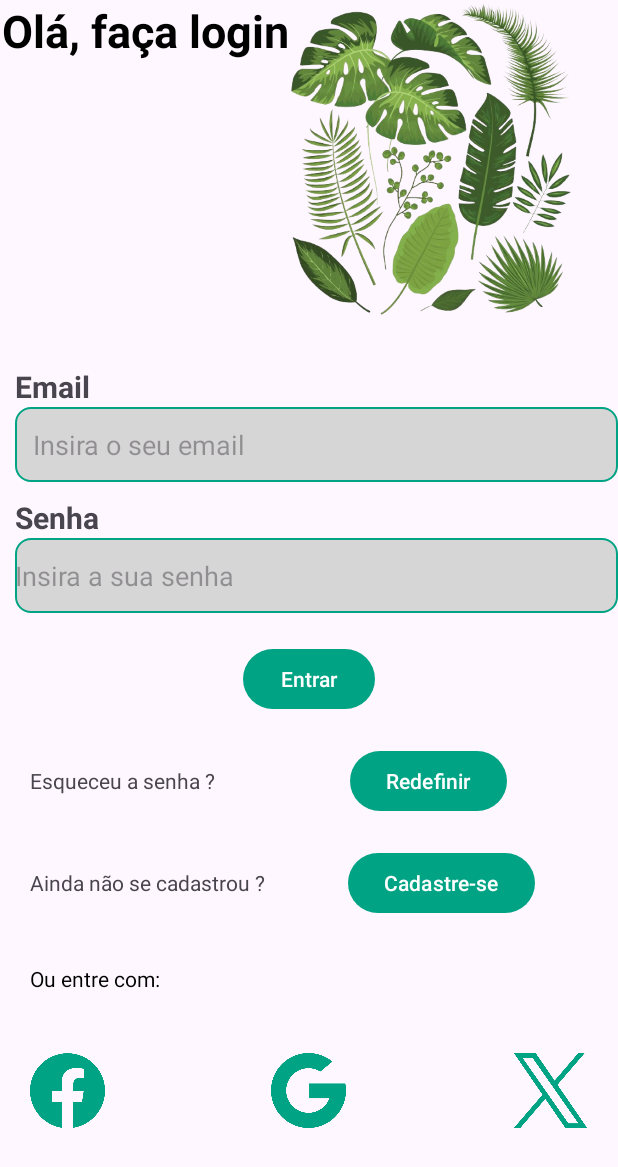
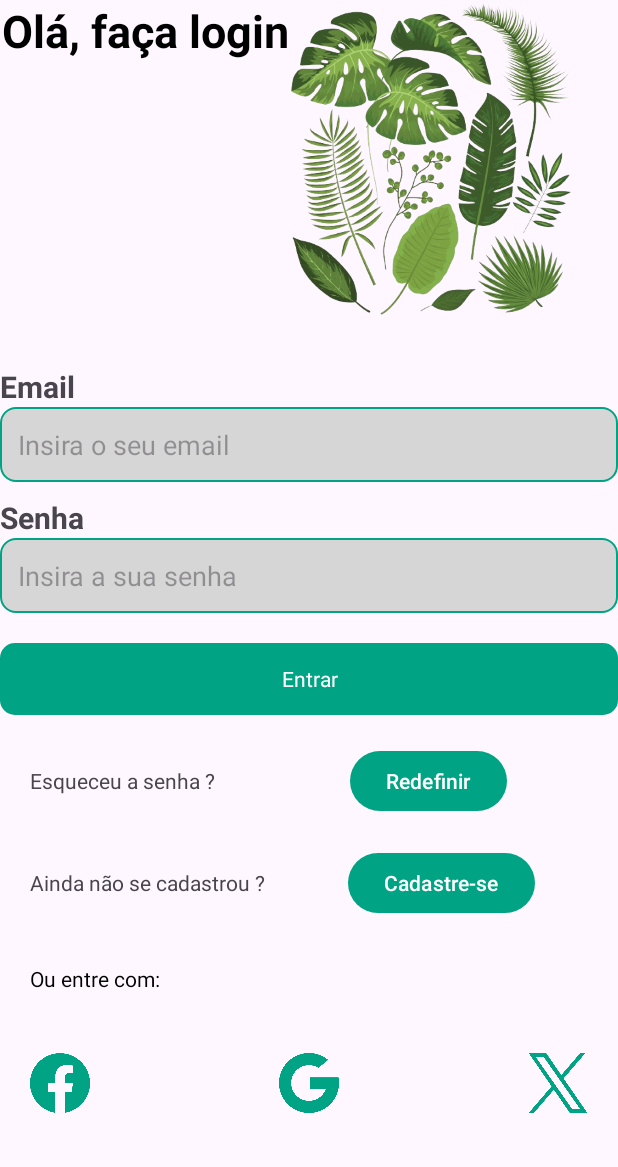
Before and after one commit to MiguelDK17/FloraNotify, an Android app: the screen it shows after launch (MainActivity), on a phone screen of 412 x 824 dp. Shown: the top 1167 px of the screen. Run offline under Robolectric (Android 15) with nearby library versions, the light colour scheme and no system bars.

Commit message:
Layouts das telas de login e cadastro prontos

```diff
--- /dev/null
+++ b/app/src/main/res/drawable/button_background.xml
@@ -0,0 +1,10 @@
+<?xml version="1.0" encoding="utf-8"?>
+<selector xmlns:android="http://schemas.android.com/apk/res/android">
+<item>
+    <shape android:shape="rectangle">
+        <corners android:radius="10dp"/>
+        <solid android:color="?attr/colorPrimary"/>
+    </shape>
+</item>
+
+</selector>
--- a/app/src/main/res/layout/activity_main.xml
+++ b/app/src/main/res/layout/activity_main.xml
@@ -41,7 +41,6 @@
         android:layout_below="@id/tv_email"
         android:padding="12dp"
         android:ems="10"
-        android:layout_marginStart="10dp"
         android:hint="@string/insira_o_seu_email"
         android:background="@drawable/edittext_background"
         android:inputType="textEmailAddress" />
@@ -64,19 +63,23 @@
         android:layout_width="match_parent"
         android:layout_height="50dp"
         android:layout_below="@id/tv_senha"
-        android:layout_marginStart="10dp"
         android:hint="@string/insira_a_sua_senha"
+        android:padding="12dp"
+        android:ems="10"
         android:background="@drawable/edittext_background"
         android:inputType="textPassword" />
 
-    <Button
+    <androidx.appcompat.widget.AppCompatButton
         android:id="@+id/bt_entrar"
-        android:layout_width="wrap_content"
+        style="@android:style/Widget.Button"
+        android:layout_width="match_parent"
         android:layout_height="wrap_content"
         android:layout_below="@id/edt_senha"
         android:layout_centerInParent="true"
         android:layout_marginTop="20dp"
-        android:text="@string/entrar" />
+        android:background="@drawable/button_background"
+        android:text="@string/entrar"
+        android:textColor="@color/white" />
     <TextView
         android:id="@+id/tv_entre_com"
         android:layout_width="wrap_content"
@@ -141,8 +144,8 @@
 
     <ImageButton
         android:id="@+id/bt_facebook"
-        android:layout_width="50dp"
-        android:layout_height="50dp"
+        android:layout_width="40dp"
+        android:layout_height="40dp"
         android:layout_below="@id/tv_entre_com"
         android:layout_marginStart="20dp"
         android:layout_marginTop="40dp"
@@ -152,8 +155,8 @@
 
     <ImageButton
         android:id="@+id/bt_google"
-        android:layout_width="50dp"
-        android:layout_height="50dp"
+        android:layout_width="40dp"
+        android:layout_height="40dp"
         android:layout_below="@id/tv_entre_com"
         android:layout_centerHorizontal="true"
         android:layout_marginTop="40dp"
@@ -165,8 +168,8 @@
 
     <ImageButton
         android:id="@+id/bt_twitter"
-        android:layout_width="50dp"
-        android:layout_height="50dp"
+        android:layout_width="40dp"
+        android:layout_height="40dp"
         android:layout_below="@id/tv_entre_com"
         android:layout_alignParentEnd="true"
         android:layout_marginTop="40dp"
--- a/app/src/main/res/values-night/themes.xml
+++ b/app/src/main/res/values-night/themes.xml
@@ -2,6 +2,6 @@
     <!-- Base application theme. -->
     <style name="Base.Theme.FloraNotify" parent="Theme.Material3.DayNight.NoActionBar">
         <!-- Customize your dark theme here. -->
-        <!-- <item name="colorPrimary">@color/my_dark_primary</item> -->
+         <item name="colorPrimary">@color/verde_teal_2</item>
     </style>
 </resources>
--- a/app/src/main/res/values/strings.xml
+++ b/app/src/main/res/values/strings.xml
@@ -11,5 +11,7 @@
     <string name="entrar_com_facebook">Entrar com Facebook</string>
     <string name="entrar_com_conta_google">Entrar com conta Google</string>
     <string name="entrar_com_twitter">Entrar com Twitter</string>
+    <string name="cadastre_se">Cadastre-se</string>
+    <string name="nome">Nome</string>
 
 </resources>
```
Also changed, not shown: app/src/main/res/layout/activity_cadastro.xml (added, +120 -0 lines).
